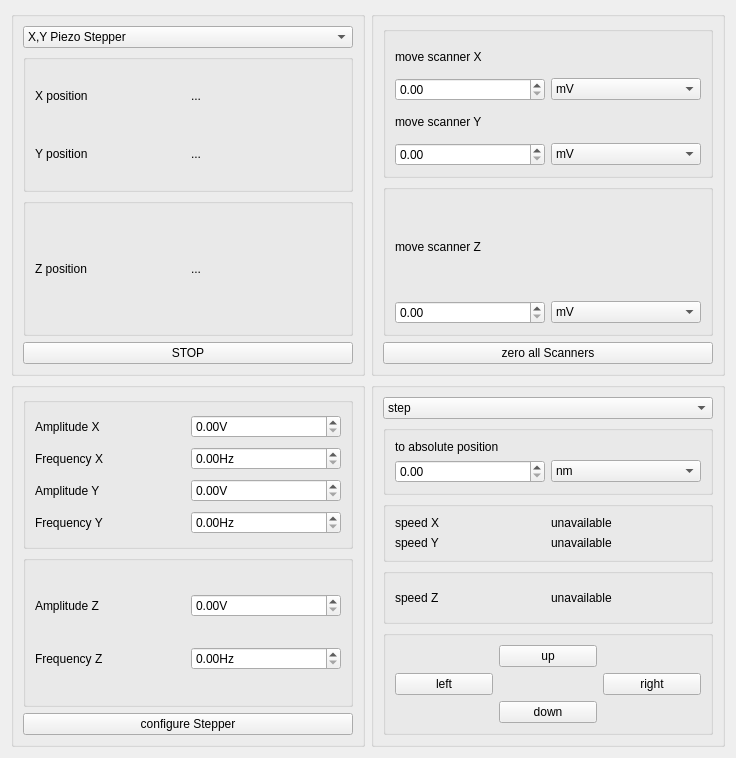
Before: the Qt Designer form hyperion/view/position/attocube.ui in caldarolamartin/hyperion, drawn with Qt 5.
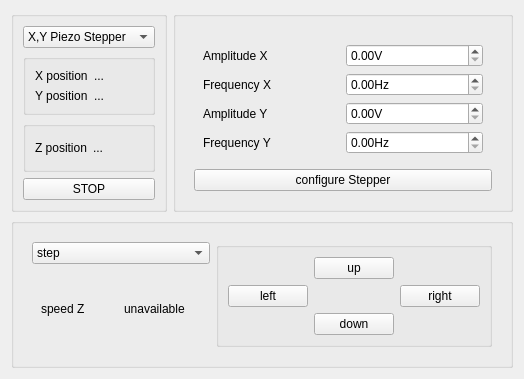
After: the same form once the commit is applied. The open tabs and pages were chosen to show the change.

Commit message: tried to make attocube gui smaller, small change winspec action gui

```diff
--- a/hyperion/view/position/attocube.ui
+++ b/hyperion/view/position/attocube.ui
@@ -6,14 +6,14 @@
    <rect>
     <x>0</x>
     <y>0</y>
-    <width>736</width>
-    <height>758</height>
+    <width>518</width>
+    <height>346</height>
    </rect>
   </property>
   <property name="windowTitle">
    <string>Form</string>
   </property>
-  <layout class="QGridLayout" name="gridLayout_10">
+  <layout class="QGridLayout" name="gridLayout_7">
    <item row="0" column="0">
     <widget class="QGroupBox" name="groupBox_basic">
      <property name="palette">
@@ -151,13 +151,284 @@
      </layout>
     </widget>
    </item>
-   <item row="1" column="1">
-    <widget class="QGroupBox" name="groupBox_moving">
+   <item row="0" column="1">
+    <widget class="QGroupBox" name="groupBox_configurate">
      <property name="title">
       <string/>
      </property>
+     <layout class="QVBoxLayout" name="verticalLayout_3">
+      <item>
+       <widget class="QStackedWidget" name="stackedWidget_actions">
+        <property name="currentIndex">
+         <number>0</number>
+        </property>
+        <widget class="QWidget" name="page_configure_stepper">
+         <layout class="QVBoxLayout" name="verticalLayout">
+          <item>
+           <widget class="QStackedWidget" name="stackedWidget_configure">
+            <property name="currentIndex">
+             <number>1</number>
+            </property>
+            <widget class="QWidget" name="page_amplZ">
+             <layout class="QGridLayout" name="gridLayout_9">
+              <item row="0" column="0">
+               <widget class="QLabel" name="label_amplitudeZ">
+                <property name="text">
+                 <string>Amplitude Z</string>
+                </property>
+               </widget>
+              </item>
+              <item row="0" column="1">
+               <widget class="QDoubleSpinBox" name="doubleSpinBox_amplitudeZ">
+                <property name="suffix">
+                 <string>V</string>
+                </property>
+                <property name="maximum">
+                 <double>999999999999.989990234375000</double>
+                </property>
+               </widget>
+              </item>
+              <item row="1" column="0">
+               <widget class="QLabel" name="label_frequencyZ">
+                <property name="text">
+                 <string>Frequency Z</string>
+                </property>
+               </widget>
+              </item>
+              <item row="1" column="1">
+               <widget class="QDoubleSpinBox" name="doubleSpinBox_frequencyZ">
+                <property name="suffix">
+                 <string>Hz</string>
+                </property>
+                <property name="maximum">
+                 <double>9999999999.000000000000000</double>
+                </property>
+               </widget>
+              </item>
+             </layout>
+            </widget>
+            <widget class="QWidget" name="page_amplXY">
+             <layout class="QGridLayout" name="gridLayout_8">
+              <item row="1" column="0">
+               <widget class="QLabel" name="label_frequencyX">
+                <property name="text">
+                 <string>Frequency X</string>
+                </property>
+               </widget>
+              </item>
+              <item row="0" column="0">
+               <widget class="QLabel" name="label_amplitudeX">
+                <property name="text">
+                 <string>Amplitude X</string>
+                </property>
+               </widget>
+              </item>
+              <item row="0" column="1">
+               <widget class="QDoubleSpinBox" name="doubleSpinBox_amplitudeX">
+                <property name="suffix">
+                 <string>V</string>
+                </property>
+                <property name="maximum">
+                 <double>999999999999.989990234375000</double>
+                </property>
+               </widget>
+              </item>
+              <item row="2" column="0">
+               <widget class="QLabel" name="label_amplitudeY">
+                <property name="text">
+                 <string>Amplitude Y</string>
+                </property>
+               </widget>
+              </item>
+              <item row="1" column="1">
+               <widget class="QDoubleSpinBox" name="doubleSpinBox_frequencyX">
+                <property name="suffix">
+                 <string>Hz</string>
+                </property>
+                <property name="maximum">
+                 <double>9999999999.000000000000000</double>
+                </property>
+               </widget>
+              </item>
+              <item row="2" column="1">
+               <widget class="QDoubleSpinBox" name="doubleSpinBox_amplitudeY">
+                <property name="suffix">
+                 <string>V</string>
+                </property>
+                <property name="maximum">
+                 <double>999999999999.989990234375000</double>
+                </property>
+               </widget>
+              </item>
+              <item row="3" column="1">
+               <widget class="QDoubleSpinBox" name="doubleSpinBox_frequencyY">
+                <property name="suffix">
+                 <string>Hz</string>
+                </property>
+                <property name="maximum">
+                 <double>9999999999.000000000000000</double>
+                </property>
+               </widget>
+              </item>
+              <item row="3" column="0">
+               <widget class="QLabel" name="label_frequencyY">
+                <property name="text">
+                 <string>Frequency Y</string>
+                </property>
+               </widget>
+              </item>
+             </layout>
+            </widget>
+           </widget>
+          </item>
+          <item>
+           <widget class="QPushButton" name="pushButton_configurateStepper">
+            <property name="text">
+             <string>configure Stepper</string>
+            </property>
+           </widget>
+          </item>
+         </layout>
+        </widget>
+        <widget class="QWidget" name="page_move_scanner">
+         <layout class="QVBoxLayout" name="verticalLayout_2">
+          <item>
+           <widget class="QStackedWidget" name="stackedWidget_voltScanner">
+            <property name="currentIndex">
+             <number>0</number>
+            </property>
+            <widget class="QWidget" name="page_scannerZ">
      <layout class="QGridLayout" name="gridLayout_11">
       <item row="0" column="0">
+               <widget class="QLabel" name="label_scannerZ">
+                <property name="text">
+                 <string>move scanner Z</string>
+                </property>
+               </widget>
+              </item>
+              <item row="1" column="0">
+               <widget class="QDoubleSpinBox" name="doubleSpinBox_scannerZ">
+                <property name="suffix">
+                 <string/>
+                </property>
+                <property name="maximum">
+                 <double>9999999999999.000000000000000</double>
+                </property>
+               </widget>
+              </item>
+              <item row="1" column="1">
+               <widget class="QComboBox" name="comboBox_unitZ">
+                <item>
+                 <property name="text">
+                  <string>mV</string>
+                 </property>
+                </item>
+                <item>
+                 <property name="text">
+                  <string>V</string>
+                 </property>
+                </item>
+               </widget>
+              </item>
+             </layout>
+            </widget>
+            <widget class="QWidget" name="page_scannerXY">
+             <layout class="QGridLayout" name="gridLayout_10">
+              <item row="0" column="0">
+               <widget class="QLabel" name="label_scannerX">
+                <property name="text">
+                 <string>move scanner X</string>
+                </property>
+               </widget>
+              </item>
+              <item row="1" column="0">
+               <widget class="QDoubleSpinBox" name="doubleSpinBox_scannerX">
+                <property name="suffix">
+                 <string/>
+                </property>
+                <property name="maximum">
+                 <double>999999999.000000000000000</double>
+                </property>
+               </widget>
+              </item>
+              <item row="1" column="1">
+               <widget class="QComboBox" name="comboBox_unitX">
+                <item>
+                 <property name="text">
+                  <string>mV</string>
+                 </property>
+                </item>
+                <item>
+                 <property name="text">
+                  <string>V</string>
+                 </property>
+                </item>
+               </widget>
+              </item>
+              <item row="2" column="0">
+               <widget class="QLabel" name="label_scannerY">
+                <property name="text">
+                 <string>move scanner Y</string>
+                </property>
+               </widget>
+              </item>
+              <item row="3" column="0">
+               <widget class="QDoubleSpinBox" name="doubleSpinBox_scannerY">
+                <property name="suffix">
+                 <string/>
+                </property>
+                <property name="maximum">
+                 <double>9999999999999.000000000000000</double>
+                </property>
+               </widget>
+              </item>
+              <item row="3" column="1">
+               <widget class="QComboBox" name="comboBox_unitY">
+                <item>
+                 <property name="text">
+                  <string>mV</string>
+                 </property>
+                </item>
+                <item>
+                 <property name="text">
+                  <string>V</string>
+                 </property>
+                </item>
+               </widget>
+              </item>
+             </layout>
+            </widget>
+           </widget>
+          </item>
+          <item>
+           <widget class="QPushButton" name="pushButton_zero_scanners">
+            <property name="text">
+             <string>zero all Scanners</string>
+            </property>
+           </widget>
+          </item>
+         </layout>
+        </widget>
+       </widget>
+      </item>
+     </layout>
+    </widget>
+   </item>
+   <item row="1" column="0" colspan="2">
+    <widget class="QGroupBox" name="groupBox_actions">
+     <property name="title">
+      <string/>
+     </property>
+     <layout class="QVBoxLayout" name="verticalLayout_4">
+      <item>
+       <widget class="QStackedWidget" name="stackedWidget_stepper">
+        <property name="currentIndex">
+         <number>1</number>
+        </property>
+        <widget class="QWidget" name="stackedWidgetempty" native="true"/>
+        <widget class="QWidget" name="stackedWidgetMoving" native="true">
+         <layout class="QGridLayout" name="gridLayout_4">
+          <item row="0" column="0">
        <widget class="QComboBox" name="comboBox_kindOfMove">
         <item>
          <property name="text">
@@ -181,13 +452,69 @@
         </item>
        </widget>
       </item>
-      <item row="1" column="0">
-       <widget class="QGroupBox" name="groupBox_distance">
+          <item row="0" column="1" rowspan="2">
+           <widget class="QGroupBox" name="groupBox_arrows">
         <property name="title">
          <string/>
         </property>
+            <layout class="QGridLayout" name="gridLayout_6">
+             <item row="0" column="1">
+              <widget class="QPushButton" name="pushButton_up">
+               <property name="text">
+                <string>up</string>
+               </property>
+              </widget>
+             </item>
+             <item row="1" column="0">
+              <widget class="QPushButton" name="pushButton_left">
+               <property name="text">
+                <string>left</string>
+               </property>
+              </widget>
+             </item>
+             <item row="1" column="2">
+              <widget class="QPushButton" name="pushButton_right">
+               <property name="text">
+                <string>right</string>
+               </property>
+              </widget>
+             </item>
+             <item row="2" column="1">
+              <widget class="QPushButton" name="pushButton_down">
+               <property name="text">
+                <string>down</string>
+               </property>
+              </widget>
+             </item>
+            </layout>
+           </widget>
+          </item>
+          <item row="1" column="0">
+           <widget class="QStackedWidget" name="stackedWidget_moveDependent">
+            <property name="currentIndex">
+             <number>0</number>
+            </property>
+            <widget class="QWidget" name="page_stepZ">
+             <layout class="QHBoxLayout" name="horizontalLayout">
+              <item>
+               <widget class="QLabel" name="label_speed_stepZ">
+                <property name="text">
+                 <string>speed Z</string>
+                </property>
+               </widget>
+              </item>
+              <item>
+               <widget class="QLabel" name="label_speedsize_stepsizeZ">
+                <property name="text">
+                 <string>unavailable</string>
+                </property>
+               </widget>
+              </item>
+             </layout>
+            </widget>
+            <widget class="QWidget" name="page_distance">
         <layout class="QGridLayout" name="gridLayout_3">
-         <item row="0" column="0" colspan="2">
+              <item row="0" column="0">
           <widget class="QLabel" name="label_sortMove">
            <property name="text">
             <string>to absolute position</string>
@@ -225,13 +552,8 @@
          </item>
         </layout>
        </widget>
-      </item>
-      <item row="2" column="0">
-       <widget class="QGroupBox" name="groupBox_infoXY">
-        <property name="title">
-         <string/>
-        </property>
-        <layout class="QGridLayout" name="gridLayout_6">
+            <widget class="QWidget" name="page_stepXY">
+             <layout class="QGridLayout" name="gridLayout_2">
          <item row="0" column="0">
           <widget class="QLabel" name="label_speed_stepX">
            <property name="text">
@@ -262,328 +584,10 @@
          </item>
         </layout>
        </widget>
-      </item>
-      <item row="3" column="0">
-       <widget class="QGroupBox" name="groupBox_infoZ">
-        <property name="title">
-         <string/>
-        </property>
-        <layout class="QGridLayout" name="gridLayout_7">
-         <item row="0" column="0">
-          <widget class="QLabel" name="label_speed_stepZ">
-           <property name="text">
-            <string>speed Z</string>
-           </property>
-          </widget>
-         </item>
-         <item row="0" column="1">
-          <widget class="QLabel" name="label_speedsize_stepsizeZ">
-           <property name="text">
-            <string>unavailable</string>
-           </property>
-          </widget>
-         </item>
-        </layout>
-       </widget>
-      </item>
-      <item row="4" column="0">
-       <widget class="QGroupBox" name="groupBox_arrows">
-        <property name="title">
-         <string/>
-        </property>
-        <layout class="QGridLayout" name="gridLayout_12">
-         <item row="0" column="1">
-          <widget class="QPushButton" name="pushButton_up">
-           <property name="text">
-            <string>up</string>
-           </property>
-          </widget>
-         </item>
-         <item row="1" column="0">
-          <widget class="QPushButton" name="pushButton_left">
-           <property name="text">
-            <string>left</string>
-           </property>
-          </widget>
-         </item>
-         <item row="1" column="2">
-          <widget class="QPushButton" name="pushButton_right">
-           <property name="text">
-            <string>right</string>
-           </property>
-          </widget>
-         </item>
-         <item row="2" column="1">
-          <widget class="QPushButton" name="pushButton_down">
-           <property name="text">
-            <string>down</string>
-           </property>
-          </widget>
-         </item>
-        </layout>
-       </widget>
-      </item>
-     </layout>
-    </widget>
-   </item>
-   <item row="0" column="1">
-    <widget class="QGroupBox" name="groupBox_scanner">
-     <property name="title">
-      <string/>
-     </property>
-     <layout class="QGridLayout" name="gridLayout_13">
-      <item row="0" column="0">
-       <widget class="QGroupBox" name="groupBox_scanXY">
-        <property name="title">
-         <string/>
-        </property>
-        <layout class="QGridLayout" name="gridLayout_4">
-         <item row="0" column="0">
-          <widget class="QLabel" name="label_scannerX">
-           <property name="text">
-            <string>move scanner X</string>
-           </property>
-          </widget>
-         </item>
-         <item row="1" column="0">
-          <widget class="QDoubleSpinBox" name="doubleSpinBox_scannerX">
-           <property name="suffix">
-            <string/>
-           </property>
-           <property name="maximum">
-            <double>999999999.000000000000000</double>
-           </property>
-          </widget>
-         </item>
-         <item row="1" column="1">
-          <widget class="QComboBox" name="comboBox_unitX">
-           <item>
-            <property name="text">
-             <string>mV</string>
-            </property>
-           </item>
-           <item>
-            <property name="text">
-             <string>V</string>
-            </property>
-           </item>
-          </widget>
-         </item>
-         <item row="2" column="0">
-          <widget class="QLabel" name="label_scannerY">
-           <property name="text">
-            <string>move scanner Y</string>
-           </property>
-          </widget>
-         </item>
-         <item row="3" column="0">
-          <widget class="QDoubleSpinBox" name="doubleSpinBox_scannerY">
-           <property name="suffix">
-            <string/>
-           </property>
-           <property name="maximum">
-            <double>9999999999999.000000000000000</double>
-           </property>
-          </widget>
-         </item>
-         <item row="3" column="1">
-          <widget class="QComboBox" name="comboBox_unitY">
-           <item>
-            <property name="text">
-             <string>mV</string>
-            </property>
-           </item>
-           <item>
-            <property name="text">
-             <string>V</string>
-            </property>
-           </item>
-          </widget>
-         </item>
-        </layout>
-       </widget>
-      </item>
-      <item row="1" column="0">
-       <widget class="QGroupBox" name="groupBox_scanZ">
-        <property name="title">
-         <string/>
-        </property>
-        <layout class="QGridLayout" name="gridLayout_14">
-         <item row="0" column="0">
-          <widget class="QLabel" name="label_scannerZ">
-           <property name="text">
-            <string>move scanner Z</string>
-           </property>
-          </widget>
-         </item>
-         <item row="1" column="0">
-          <widget class="QDoubleSpinBox" name="doubleSpinBox_scannerZ">
-           <property name="suffix">
-            <string/>
-           </property>
-           <property name="maximum">
-            <double>9999999999999.000000000000000</double>
-           </property>
-          </widget>
-         </item>
-         <item row="1" column="1">
-          <widget class="QComboBox" name="comboBox_unitZ">
-           <item>
-            <property name="text">
-             <string>mV</string>
-            </property>
-           </item>
-           <item>
-            <property name="text">
-             <string>V</string>
-            </property>
-           </item>
-          </widget>
-         </item>
-        </layout>
-       </widget>
-      </item>
-      <item row="2" column="0">
-       <widget class="QPushButton" name="pushButton_zero_scanners">
-        <property name="text">
-         <string>zero all Scanners</string>
-        </property>
-       </widget>
-      </item>
-     </layout>
-    </widget>
-   </item>
-   <item row="1" column="0">
-    <widget class="QGroupBox" name="groupBox_configurate">
-     <property name="title">
-      <string/>
-     </property>
-     <layout class="QGridLayout" name="gridLayout_9">
-      <item row="0" column="0">
-       <widget class="QGroupBox" name="groupBox_amplXY">
-        <property name="title">
-         <string/>
-        </property>
-        <layout class="QGridLayout" name="gridLayout_2">
-         <item row="0" column="0">
-          <widget class="QLabel" name="label_amplitudeX">
-           <property name="text">
-            <string>Amplitude X</string>
-           </property>
-          </widget>
-         </item>
-         <item row="0" column="1">
-          <widget class="QDoubleSpinBox" name="doubleSpinBox_amplitudeX">
-           <property name="suffix">
-            <string>V</string>
-           </property>
-           <property name="maximum">
-            <double>999999999999.989990234375000</double>
-           </property>
-          </widget>
-         </item>
-         <item row="1" column="0">
-          <widget class="QLabel" name="label_frequencyX">
-           <property name="text">
-            <string>Frequency X</string>
-           </property>
-          </widget>
-         </item>
-         <item row="1" column="1">
-          <widget class="QDoubleSpinBox" name="doubleSpinBox_frequencyX">
-           <property name="suffix">
-            <string>Hz</string>
-           </property>
-           <property name="maximum">
-            <double>9999999999.000000000000000</double>
-           </property>
-          </widget>
-         </item>
-         <item row="2" column="0">
-          <widget class="QLabel" name="label_amplitudeY">
-           <property name="text">
-            <string>Amplitude Y</string>
-           </property>
-          </widget>
-         </item>
-         <item row="2" column="1">
-          <widget class="QDoubleSpinBox" name="doubleSpinBox_amplitudeY">
-           <property name="suffix">
-            <string>V</string>
-           </property>
-           <property name="maximum">
-            <double>999999999999.989990234375000</double>
-           </property>
-          </widget>
-         </item>
-         <item row="3" column="0">
-          <widget class="QLabel" name="label_frequencyY">
-           <property name="text">
-            <string>Frequency Y</string>
-           </property>
-          </widget>
-         </item>
-         <item row="3" column="1">
-          <widget class="QDoubleSpinBox" name="doubleSpinBox_frequencyY">
-           <property name="suffix">
-            <string>Hz</string>
-           </property>
-           <property name="maximum">
-            <double>9999999999.000000000000000</double>
-           </property>
-          </widget>
-         </item>
-        </layout>
-       </widget>
-      </item>
-      <item row="1" column="0">
-       <widget class="QGroupBox" name="groupBox_amplZ">
-        <property name="title">
-         <string/>
-        </property>
-        <layout class="QGridLayout" name="gridLayout_8">
-         <item row="0" column="0">
-          <widget class="QLabel" name="label_amplitudeZ">
-           <property name="text">
-            <string>Amplitude Z</string>
-           </property>
-          </widget>
-         </item>
-         <item row="0" column="1">
-          <widget class="QDoubleSpinBox" name="doubleSpinBox_amplitudeZ">
-           <property name="suffix">
-            <string>V</string>
-           </property>
-           <property name="maximum">
-            <double>999999999999.989990234375000</double>
-           </property>
-          </widget>
-         </item>
-         <item row="1" column="0">
-          <widget class="QLabel" name="label_frequencyZ">
-           <property name="text">
-            <string>Frequency Z</string>
-           </property>
-          </widget>
-         </item>
-         <item row="1" column="1">
-          <widget class="QDoubleSpinBox" name="doubleSpinBox_frequencyZ">
-           <property name="suffix">
-            <string>Hz</string>
-           </property>
-           <property name="maximum">
-            <double>9999999999.000000000000000</double>
-           </property>
-          </widget>
-         </item>
-        </layout>
-       </widget>
-      </item>
-      <item row="2" column="0">
-       <widget class="QPushButton" name="pushButton_configurateStepper">
-        <property name="text">
-         <string>configure Stepper</string>
-        </property>
+           </widget>
+          </item>
+         </layout>
+        </widget>
        </widget>
       </item>
      </layout>
```
Lines whose indentation alone changed are shown as unchanged. The commit also changes 2 other files.
